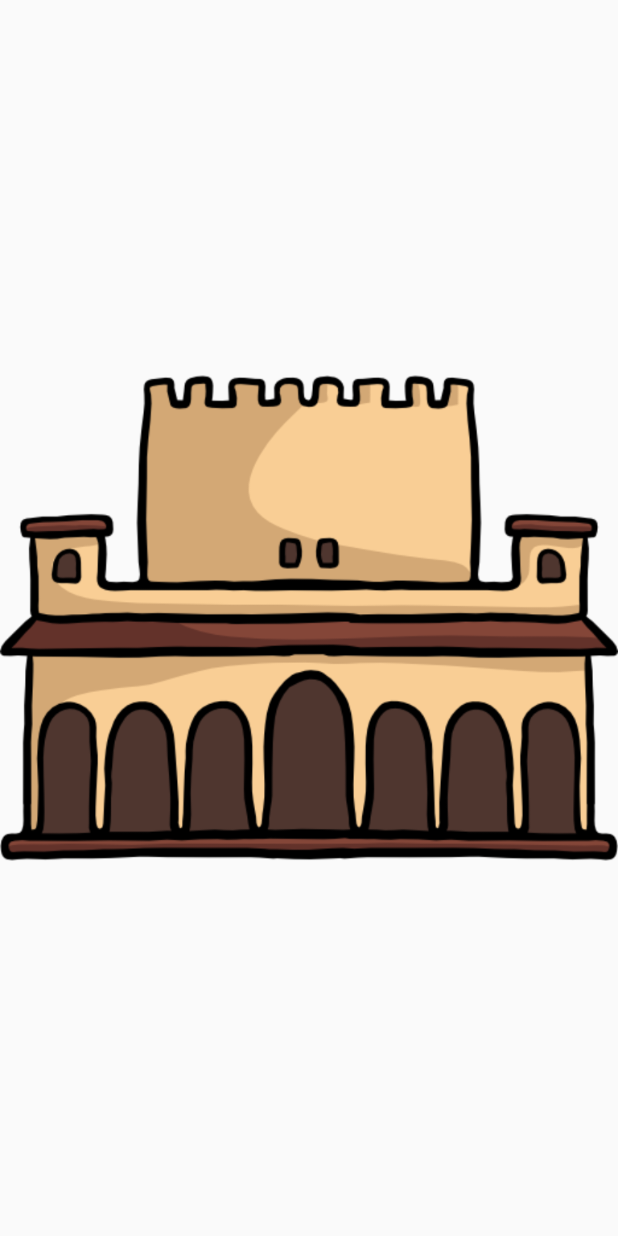
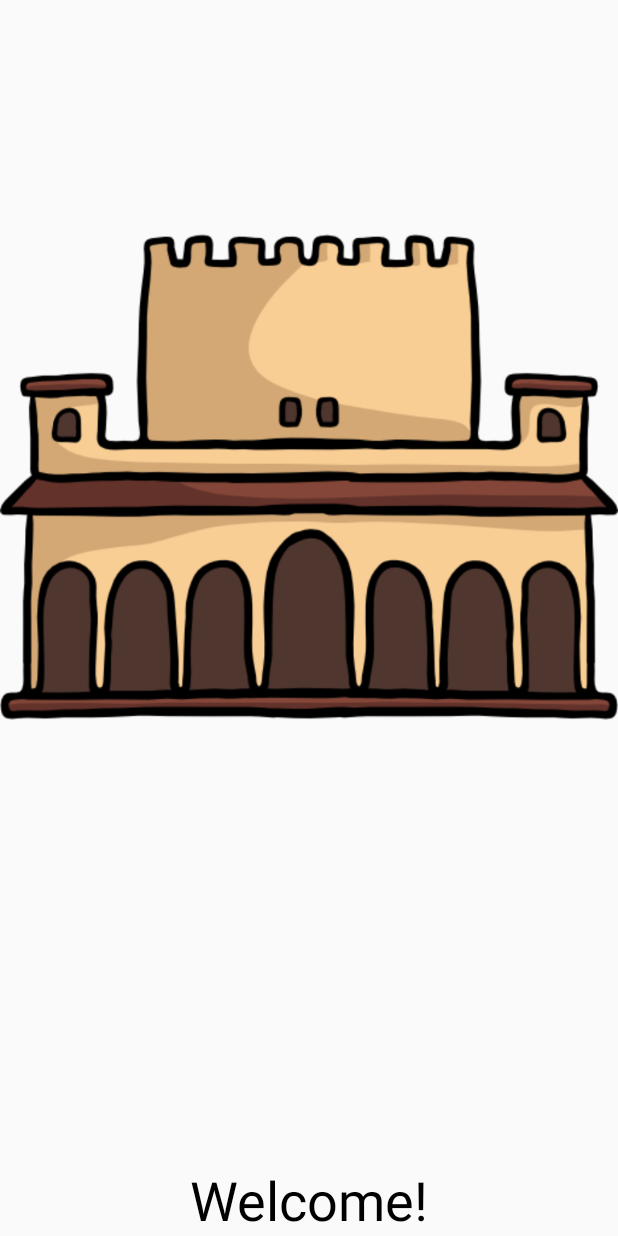
Before and after one commit to Carlossamu7/NPI_UGR, an Android app: the screen it shows after launch (SplashScreenActivity), on a phone screen of 412 x 824 dp. Run offline under Robolectric (Android 15) with nearby library versions, the phone set to English and light mode, and no system bars.

Commit message:
Add Welcome! to SplashScreen

```diff
--- a/app/src/main/res/layout/activity_splashscreen.xml
+++ b/app/src/main/res/layout/activity_splashscreen.xml
@@ -7,10 +7,23 @@
     tools:context=".MainActivity">
 
     <ImageView
+        android:id="@+id/ImgSplashScreen"
         android:layout_width="match_parent"
         android:layout_height="match_parent"
+        android:layout_marginBottom="30mm"
         android:src="@drawable/alh_launcher"
-        android:scaleType="centerInside"/>
+        android:scaleType="centerInside"
+        android:contentDescription="@string/Descripcion"/>
 
+    <TextView
+        android:id="@+id/tVWelcome"
+        android:layout_width="match_parent"
+        android:layout_height="match_parent"
+        android:elegantTextHeight="true"
+        android:gravity="bottom|center"
+        android:text="Welcome!"
+        android:textColor="#000000"
+        android:textSize="36sp"
+        tools:ignore="MissingConstraints" />
 
 </androidx.constraintlayout.widget.ConstraintLayout>
--- a/app/src/main/res/values/strings.xml
+++ b/app/src/main/res/values/strings.xml
@@ -1,3 +1,4 @@
 <resources>
     <string name="app_name">Proyecto Alhambra</string>
+    <string name="Descripcion"></string>
 </resources>
```
